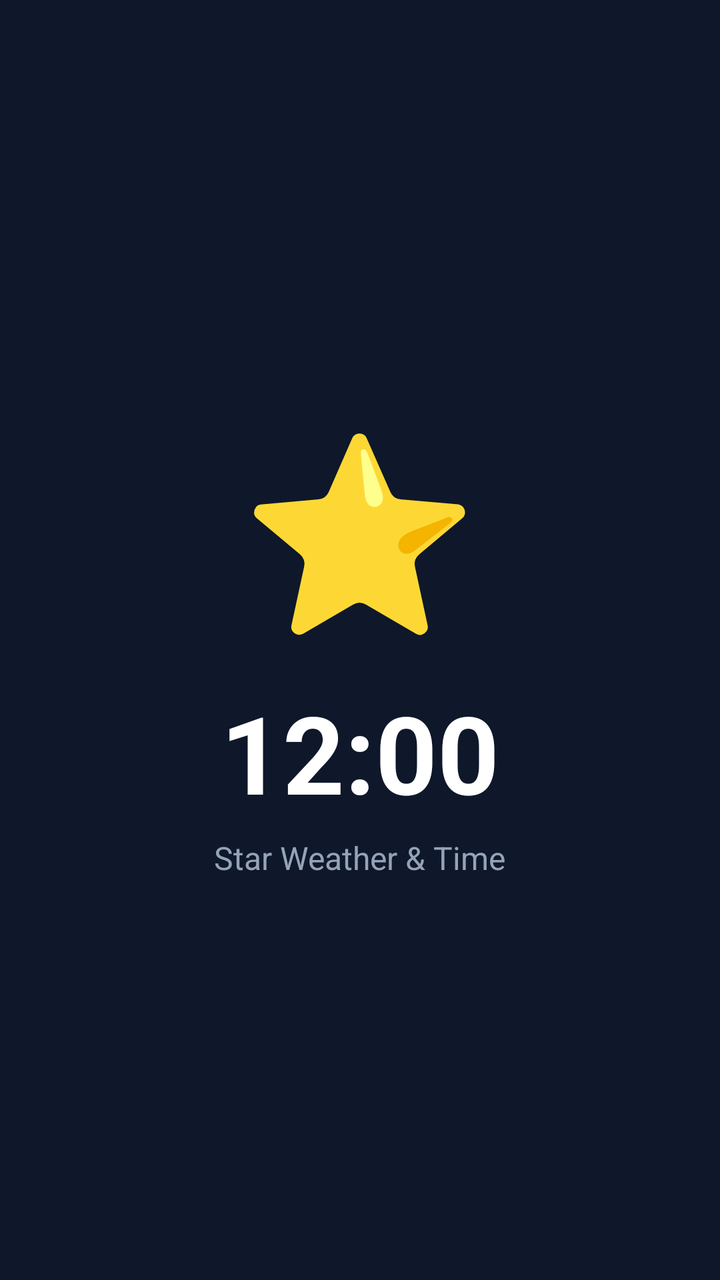
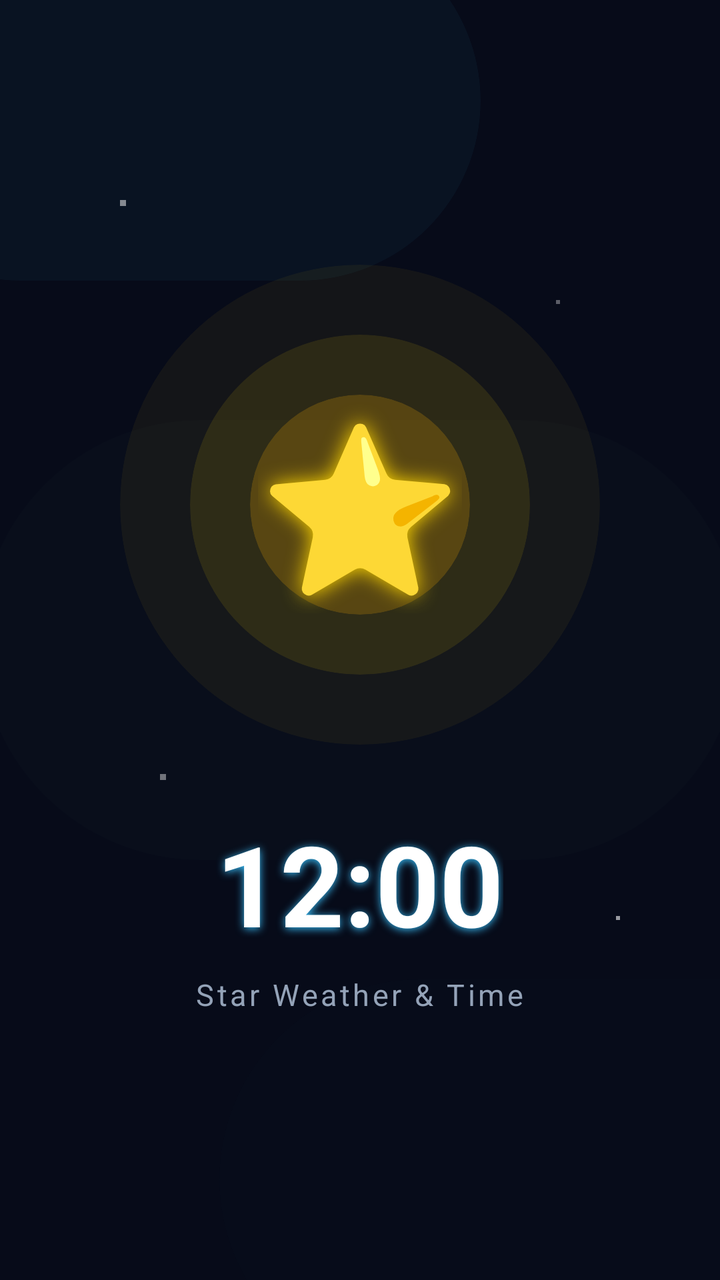

An Android layout rendered at two revisions. The XML below is the earlier revision; the diff shows what the commit changed to produce the second picture.
<!-- AndroidManifest.xml: application theme android:Theme.DeviceDefault.NoActionBar -->
<!-- res/layout/activity_main.xml -->
<?xml version="1.0" encoding="utf-8"?>
<FrameLayout xmlns:android="http://schemas.android.com/apk/res/android"
    android:layout_width="match_parent"
    android:layout_height="match_parent"
    android:background="#0F172A">

    <LinearLayout
        android:id="@+id/camouflageView"
        android:layout_width="match_parent"
        android:layout_height="match_parent"
        android:gravity="center"
        android:orientation="vertical"
        android:padding="24dp">

        <TextView
            android:id="@+id/starIcon"
            android:layout_width="wrap_content"
            android:layout_height="wrap_content"
            android:text="⭐"
            android:textSize="96sp" />

        <TextView
            android:id="@+id/clockText"
            android:layout_width="wrap_content"
            android:layout_height="wrap_content"
            android:layout_marginTop="12dp"
            android:text="12:00"
            android:textColor="#FFFFFF"
            android:textSize="54sp"
            android:textStyle="bold" />

        <TextView
            android:id="@+id/dateText"
            android:layout_width="wrap_content"
            android:layout_height="wrap_content"
            android:layout_marginTop="6dp"
            android:text="Star Weather &amp; Time"
            android:textColor="#94A3B8"
            android:textSize="16sp" />
    </LinearLayout>

    <LinearLayout
        android:id="@+id/vaultView"
        android:layout_width="match_parent"
        android:layout_height="match_parent"
        android:orientation="vertical"
        android:padding="16dp"
        android:visibility="gone">

        <LinearLayout
            android:layout_width="match_parent"
            android:layout_height="wrap_content"
            android:gravity="center_vertical"
            android:orientation="horizontal">

            <TextView
                android:layout_width="0dp"
                android:layout_height="wrap_content"
                android:layout_weight="1"
                android:text="⭐ Star Vault"
                android:textColor="#38BDF8"
                android:textSize="22sp"
                android:textStyle="bold" />

            <Button
                android:id="@+id/btnRefresh"
                android:layout_width="wrap_content"
                android:layout_height="wrap_content"
                android:text="تحديث 🔄"
                android:textSize="12sp" />
        </LinearLayout>

        <TextView
            android:id="@+id/tvPrivilege"
            android:layout_width="wrap_content"
            android:layout_height="wrap_content"
            android:layout_marginTop="4dp"
            android:text="جاري فحص الصلاحيات..."
            android:textColor="#FBBF24"
            android:textSize="13sp" />

        <LinearLayout
            android:layout_width="match_parent"
            android:layout_height="wrap_content"
            android:layout_marginTop="12dp"
            android:orientation="horizontal">

            <Button
                android:id="@+id/tabHidden"
                android:layout_width="0dp"
                android:layout_height="wrap_content"
                android:layout_weight="1"
                android:backgroundTint="#EF4444"
                android:text="🔒 التطبيقات المخفية" />

            <Button
                android:id="@+id/tabInstalled"
                android:layout_width="0dp"
                android:layout_height="wrap_content"
                android:layout_marginStart="8dp"
                android:layout_weight="1"
                android:backgroundTint="#334155"
                android:text="📱 كل التطبيقات (+)" />
        </LinearLayout>

        <TextView
            android:id="@+id/tvStatus"
            android:layout_width="match_parent"
            android:layout_height="wrap_content"
            android:layout_marginTop="8dp"
            android:textColor="#94A3B8"
            android:textSize="12sp" />

        <ListView
            android:id="@+id/appListView"
            android:layout_width="match_parent"
            android:layout_height="0dp"
            android:layout_marginTop="8dp"
            android:layout_weight="1"
            android:divider="#1E293B"
            android:dividerHeight="1dp" />

        <LinearLayout
            android:layout_width="match_parent"
            android:layout_height="wrap_content"
            android:layout_marginTop="8dp"
            android:gravity="center"
            android:orientation="vertical">

            <TextView
                android:layout_width="wrap_content"
                android:layout_height="wrap_content"
                android:text="Star App — v1.0.0 (Stable) | المالك: starsyria"
                android:textColor="#64748B"
                android:textSize="11sp" />

            <TextView
                android:layout_width="wrap_content"
                android:layout_height="wrap_content"
                android:text="الدعم: starsyia2500@gmail.com"
                android:textColor="#475569"
                android:textSize="10sp" />
        </LinearLayout>

    </LinearLayout>
</FrameLayout>
<!-- resources referenced by this layout -->
<resources>

</resources>

<!-- the commit's change to res/layout/activity_main.xml (unified diff, before → after) -->
@@ -1,9 +1,86 @@
 <?xml version="1.0" encoding="utf-8"?>
 <FrameLayout xmlns:android="http://schemas.android.com/apk/res/android"
+    xmlns:app="http://schemas.android.com/apk/res-auto"
     android:layout_width="match_parent"
     android:layout_height="match_parent"
-    android:background="#0F172A">
-
+    android:background="#070B19">
+
+    
+    <FrameLayout
+        android:layout_width="match_parent"
+        android:layout_height="match_parent"
+        android:alpha="0.85">
+
+        
+        <androidx.cardview.widget.CardView
+            android:layout_width="320dp"
+            android:layout_height="180dp"
+            android:layout_gravity="top|start"
+            android:layout_marginStart="-80dp"
+            android:layout_marginTop="-40dp"
+            app:cardBackgroundColor="#0D38BDF8"
+            app:cardCornerRadius="90dp"
+            app:cardElevation="0dp"
+            app:cardMaxElevation="0dp" />
+
+        
+        <androidx.cardview.widget.CardView
+            android:layout_width="380dp"
+            android:layout_height="220dp"
+            android:layout_gravity="center"
+            app:cardBackgroundColor="#0864748B"
+            app:cardCornerRadius="110dp"
+            app:cardElevation="0dp"
+            app:cardMaxElevation="0dp" />
+
+        
+        <androidx.cardview.widget.CardView
+            android:layout_width="350dp"
+            android:layout_height="200dp"
+            android:layout_gravity="bottom|end"
+            android:layout_marginEnd="-100dp"
+            android:layout_marginBottom="-50dp"
+            app:cardBackgroundColor="#0D1E293B"
+            app:cardCornerRadius="100dp"
+            app:cardElevation="0dp"
+            app:cardMaxElevation="0dp" />
+
+        
+        <View
+            android:layout_width="3dp"
+            android:layout_height="3dp"
+            android:layout_gravity="top|start"
+            android:layout_marginStart="60dp"
+            android:layout_marginTop="100dp"
+            android:background="#FFFFFF"
+            android:alpha="0.6"/>
+        <View
+            android:layout_width="2dp"
+            android:layout_height="2dp"
+            android:layout_gravity="top|end"
+            android:layout_marginEnd="80dp"
+            android:layout_marginTop="150dp"
+            android:background="#FFFFFF"
+            android:alpha="0.4"/>
+        <View
+            android:layout_width="3dp"
+            android:layout_height="3dp"
+            android:layout_gravity="bottom|start"
+            android:layout_marginStart="80dp"
+            android:layout_marginBottom="250dp"
+            android:background="#FFFFFF"
+            android:alpha="0.5"/>
+        <View
+            android:layout_width="2dp"
+            android:layout_height="2dp"
+            android:layout_gravity="bottom|end"
+            android:layout_marginEnd="50dp"
+            android:layout_marginBottom="180dp"
+            android:background="#FFFFFF"
+            android:alpha="0.7"/>
+    </FrameLayout>
+
+    
     <LinearLayout
         android:id="@+id/camouflageView"
         android:layout_width="match_parent"
@@ -12,39 +89,92 @@
         android:orientation="vertical"
         android:padding="24dp">
 
-        <TextView
-            android:id="@+id/starIcon"
-            android:layout_width="wrap_content"
-            android:layout_height="wrap_content"
-            android:text="⭐"
-            android:textSize="96sp" />
-
+        
+        <FrameLayout
+            android:layout_width="wrap_content"
+            android:layout_height="wrap_content"
+            android:layout_gravity="center"
+            android:gravity="center">
+
+            
+            <androidx.cardview.widget.CardView
+                android:layout_width="240dp"
+                android:layout_height="240dp"
+                android:layout_gravity="center"
+                app:cardBackgroundColor="#0DFFD700"
+                app:cardCornerRadius="120dp"
+                app:cardElevation="0dp"
+                app:cardMaxElevation="0dp" />
+
+            
+            <androidx.cardview.widget.CardView
+                android:layout_width="170dp"
+                android:layout_height="170dp"
+                android:layout_gravity="center"
+                app:cardBackgroundColor="#1AFFD700"
+                app:cardCornerRadius="85dp"
+                app:cardElevation="0dp"
+                app:cardMaxElevation="0dp" />
+
+            
+            <androidx.cardview.widget.CardView
+                android:layout_width="110dp"
+                android:layout_height="110dp"
+                android:layout_gravity="center"
+                app:cardBackgroundColor="#33FFB000"
+                app:cardCornerRadius="55dp"
+                app:cardElevation="0dp"
+                app:cardMaxElevation="0dp" />
+
+            
+            <TextView
+                android:id="@+id/starIcon"
+                android:layout_width="wrap_content"
+                android:layout_height="wrap_content"
+                android:layout_gravity="center"
+                android:text="⭐"
+                android:textSize="82sp"
+                android:shadowColor="#FFD700"
+                android:shadowDx="0"
+                android:shadowDy="0"
+                android:shadowRadius="25" />
+        </FrameLayout>
+
+        
         <TextView
             android:id="@+id/clockText"
             android:layout_width="wrap_content"
             android:layout_height="wrap_content"
-            android:layout_marginTop="12dp"
+            android:layout_marginTop="32dp"
             android:text="12:00"
             android:textColor="#FFFFFF"
-            android:textSize="54sp"
-            android:textStyle="bold" />
-
+            android:textSize="56sp"
+            android:textStyle="bold"
+            android:shadowColor="#38BDF8"
+            android:shadowDx="0"
+            android:shadowDy="2"
+            android:shadowRadius="10" />
+
+        
         <TextView
             android:id="@+id/dateText"
             android:layout_width="wrap_content"
             android:layout_height="wrap_content"
-            android:layout_marginTop="6dp"
+            android:layout_marginTop="8dp"
             android:text="Star Weather &amp; Time"
             android:textColor="#94A3B8"
-            android:textSize="16sp" />
+            android:textSize="15sp"
+            android:letterSpacing="0.1" />
     </LinearLayout>
 
+    
     <LinearLayout
         android:id="@+id/vaultView"
         android:layout_width="match_parent"
         android:layout_height="match_parent"
         android:orientation="vertical"
         android:padding="16dp"
+        android:background="#0F172A"
         android:visibility="gone">
 
         <LinearLayout
@@ -58,7 +188,7 @@
                 android:layout_height="wrap_content"
                 android:layout_weight="1"
                 android:text="⭐ Star Vault"
-                android:textColor="#38BDF8"
+                android:textColor="#FBBF24"
                 android:textSize="22sp"
                 android:textStyle="bold" />
 
@@ -66,6 +196,8 @@
                 android:id="@+id/btnRefresh"
                 android:layout_width="wrap_content"
                 android:layout_height="wrap_content"
+                android:backgroundTint="#1E293B"
+                android:textColor="#FFFFFF"
                 android:text="تحديث 🔄"
                 android:textSize="12sp" />
         </LinearLayout>
@@ -141,6 +273,5 @@
                 android:textColor="#475569"
                 android:textSize="10sp" />
         </LinearLayout>
-
     </LinearLayout>
 </FrameLayout>
